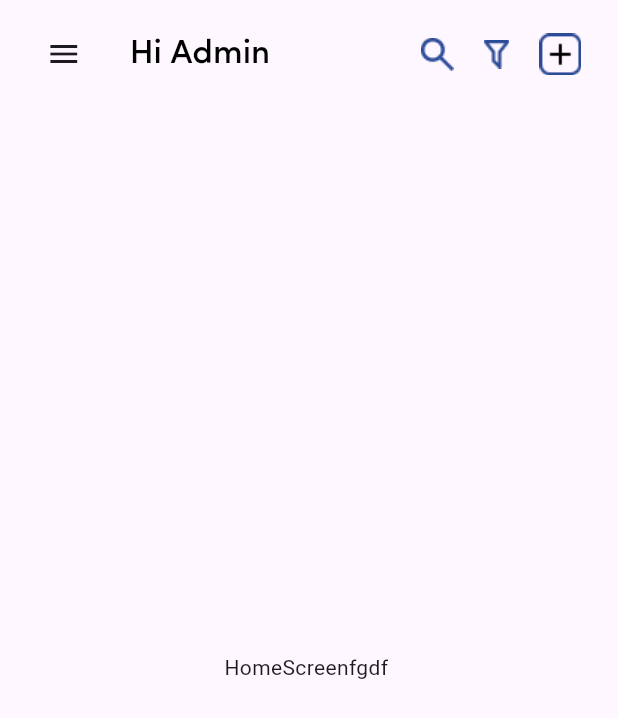
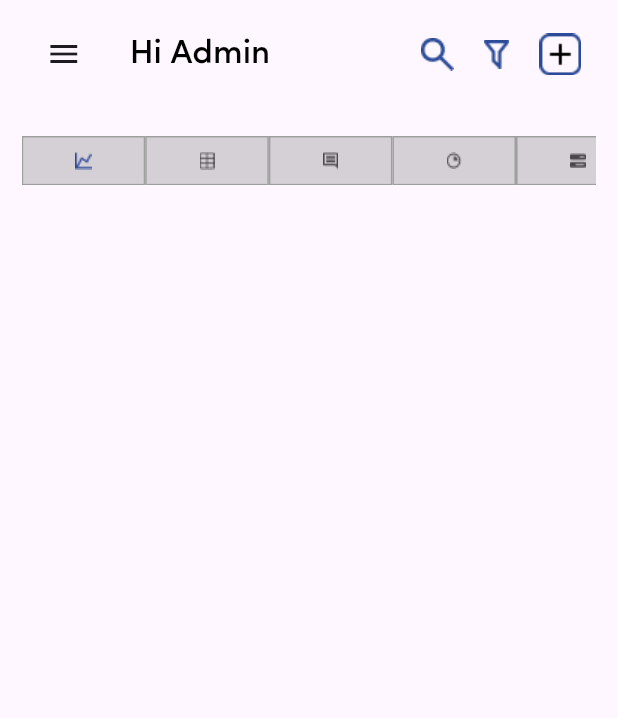
Before and after one commit to UMESH-042/Targafy-Frontend, a Flutter app: the HomeScreen screen opened directly, on a phone screen of 412 x 824 dp. Shown: the top 718 px of the screen. Run offline on Flutter 3.47's test engine with Material 3 defaults, Android fonts, the phone set to English and light mode, and no system bars; our stand-ins replace bloc, dots_indicator, flutter_otp_text_field, flutter_riverpod, flutter_svg, shared_preferences; accounts and stored records are empty; project files that could hold a hidden picture were left out.

Commit message:
created selectable chart listview

```diff
--- a/lib/src/home/view/screens/home_screen.dart
+++ b/lib/src/home/view/screens/home_screen.dart
@@ -1,9 +1,38 @@
 import 'package:flutter/material.dart';
+import 'package:flutter/widgets.dart';
 import 'package:targafy/core/constants/dimensions.dart';
 import 'package:targafy/core/utils/texts.dart';
+import 'package:targafy/src/home/view/widgets/selectable_chart.dart';
 
-class HomeScreen extends StatelessWidget {
+class HomeScreen extends StatefulWidget {
   const HomeScreen({super.key});
+
+  @override
+  State<HomeScreen> createState() => _HomeScreenState();
+}
+
+class _HomeScreenState extends State<HomeScreen> {
+  List<String> images = ['assets/img/line_chart.png', 'assets/img/table.png', 'assets/img/chat.png', 'assets/img/pie.png', 'assets/img/lines.png'];
+  late List<bool> selectedStates;
+
+  @override
+  void initState() {
+    super.initState();
+    selectedStates = List<bool>.filled(images.length, false);
+  }
+
+  void handleTap(int index) {
+    setState(() {
+      // Deselect all images
+      for (int i = 0; i < selectedStates.length; i++) {
+        if (i != index) {
+          selectedStates[i] = false;
+        }
+      }
+      // Toggle the selected state of the tapped item
+      selectedStates[index] = !selectedStates[index];
+    });
+  }
 
   @override
   Widget build(BuildContext context) {
@@ -44,9 +73,24 @@
           ),
         ),
         drawer: const Drawer(),
-      body: Center(
-        child: Text('HomeScreenfgdf '),
+        body: Column(
+          children: [
+            Container(
+              height: getScreenheight(context) * 0.04,
+              margin: EdgeInsets.symmetric(horizontal: getScreenWidth(context) * 0.035).copyWith(top: getScreenheight(context) * 0.03),
+              child: ListView.builder(
+                scrollDirection: Axis.horizontal,
+                itemCount: images.length,
+                itemBuilder: (context, index) {
+                  return CustomSelectableContainer(
+                    imagePath: images[index],
+                    isSelected: selectedStates[index],
+                    onTap: () => handleTap(index),
+                  );
+                },
               ),
-    );
+            )
+          ],
+        ));
   }
 }
--- /dev/null
+++ b/lib/src/home/view/widgets/selectable_chart.dart
@@ -0,0 +1,36 @@
+import 'package:flutter/material.dart';
+import 'package:targafy/core/constants/colors.dart';
+import 'package:targafy/core/constants/dimensions.dart';
+
+class CustomSelectableContainer extends StatelessWidget {
+  final bool isSelected;
+  final VoidCallback onTap;
+  final String imagePath;
+
+  const CustomSelectableContainer({
+    super.key,
+    required this.isSelected,
+    required this.onTap,
+    required this.imagePath,
+  });
+
+  @override
+  Widget build(BuildContext context) {
+    return GestureDetector(
+        onTap: onTap,
+        child: AnimatedContainer(
+          duration: const Duration(milliseconds: 300),
+          width: getScreenWidth(context) * 0.2,
+          decoration: BoxDecoration(
+            color: isSelected ? Colors.white : const Color.fromRGBO(0, 0, 0, 0.16),
+            border: Border.all(
+              color: isSelected ? primaryColor : Colors.grey,
+              width: 1,
+            ),
+          ),
+          child: Center(
+            child: Image.asset(imagePath),
+          ),
+        ));
+  }
+}
```
Also changed, not shown: assets/img/chat.png (added), assets/img/line_chart.png (added), assets/img/lines.png (added), assets/img/pie.png (added), assets/img/table.png (added). Lines whose indentation alone changed are shown as unchanged.
